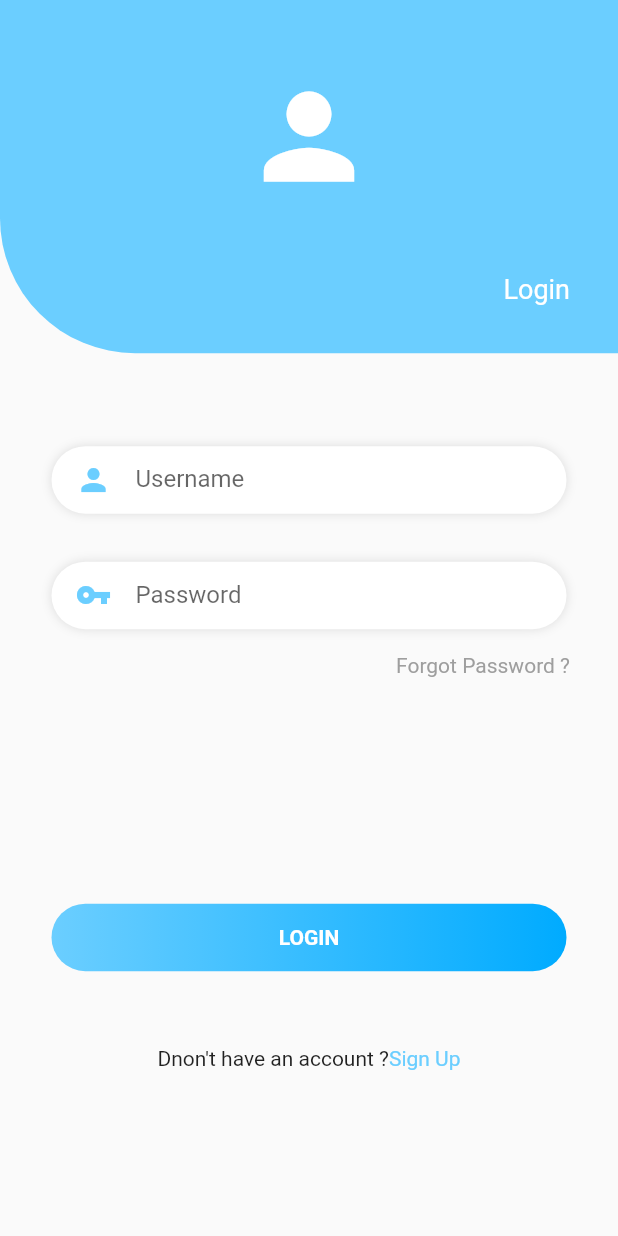
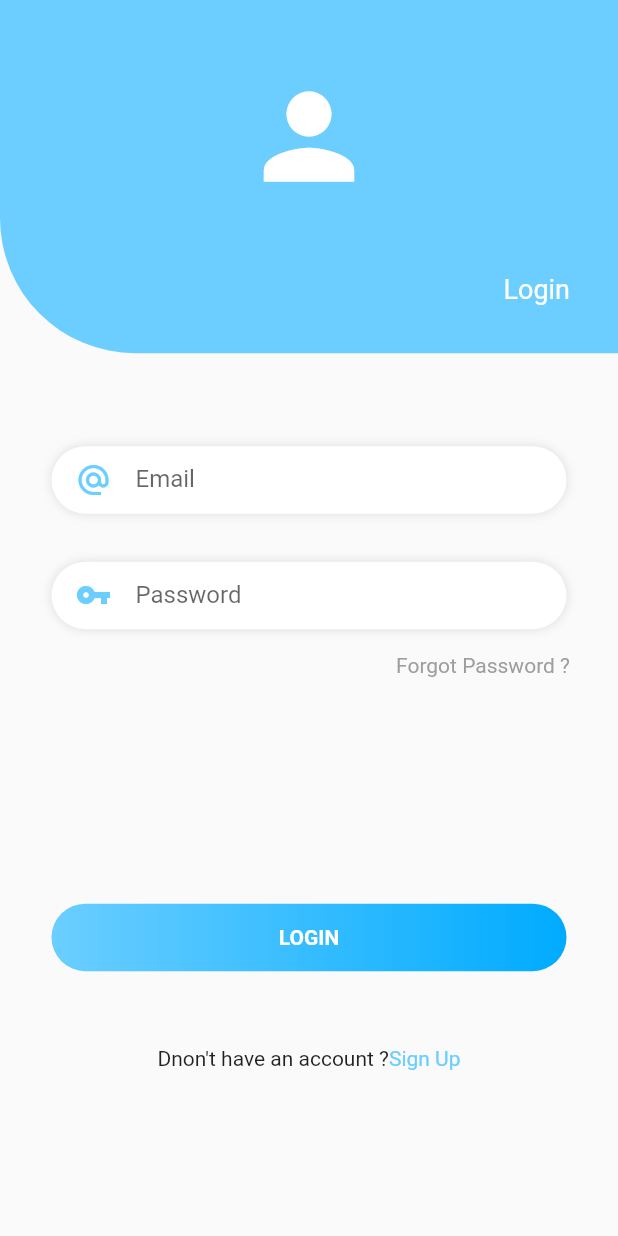
Before and after one commit to shereen96/Recipe-app, a Flutter app: the screen it shows after launch, on a phone screen of 412 x 824 dp. Run offline on Flutter 3.47's test engine with Material 2 defaults, Android fonts, the phone set to English and light mode, and no system bars; our stand-ins replace cached_network_image, cloud_firestore, curved_navigation_bar, firebase_storage, image_picker, shared_preferences; missing offline and left inert: expandable_bottom_bar; accounts and stored records are empty.

Commit message:
Update login.dart

```diff
--- a/lib/features/auth/ui/screens/login.dart
+++ b/lib/features/auth/ui/screens/login.dart
@@ -1,7 +1,10 @@
 import 'package:flutter/material.dart';
 import 'package:flutter/services.dart';
+import 'package:food_app/features/auth/auth.dart';
+import 'package:food_app/features/auth/ui/screens/first.dart';
 import 'package:food_app/features/auth/ui/screens/home.dart';
 import 'package:food_app/features/auth/ui/screens/singup.dart';
+import 'package:shared_preferences/shared_preferences.dart';
 
 class LoginPage extends StatefulWidget {
   @override
@@ -11,6 +14,11 @@ class LoginPage extends StatefulWidget {
 }
 
 class _LoginPageState extends State<LoginPage> {
+  String email, password;
+  final _formKey = new GlobalKey<FormState>();
+  TextEditingController email_control = TextEditingController();
+  TextEditingController password_control = TextEditingController();
+  SharedPreferences prefs;
   @override
   void initState() {
     SystemChrome.setEnabledSystemUIOverlays([]);
@@ -20,7 +28,8 @@ class _LoginPageState extends State<LoginPage> {
   @override
   Widget build(BuildContext context) {
     return Scaffold(
-      body: Container(
+      key: _formKey,
+      body: Form(
         child: ListView(
           children: <Widget>[
             Container(
@@ -77,14 +86,21 @@ class _LoginPageState extends State<LoginPage> {
                         boxShadow: [
                           BoxShadow(color: Colors.black12, blurRadius: 5)
                         ]),
-                    child: TextField(
+                    child: TextFormField(
+                      validator: (String value) {
+                        if (value.isEmpty) {
+                          return 'Please enter a first name';
+                        }
+                        return null;
+                      },
+                      controller: email_control,
                       decoration: InputDecoration(
                         border: InputBorder.none,
                         icon: Icon(
-                          Icons.person,
+                          Icons.alternate_email,
                           color: Color(0xff6bceff),
                         ),
-                        hintText: 'Username',
+                        hintText: 'Email',
                       ),
                     ),
                   ),
@@ -100,7 +116,14 @@ class _LoginPageState extends State<LoginPage> {
                         boxShadow: [
                           BoxShadow(color: Colors.black12, blurRadius: 5)
                         ]),
-                    child: TextField(
+                    child: TextFormField(
+                      validator: (String value) {
+                        if (value.isEmpty) {
+                          return 'Please enter a first name';
+                        }
+                        return null;
+                      },
+                      controller: password_control,
                       obscureText: true,
                       decoration: InputDecoration(
                         border: InputBorder.none,
@@ -125,12 +148,13 @@ class _LoginPageState extends State<LoginPage> {
                   Spacer(),
                   InkWell(
                     onTap: () {
+                       // validateAndSubmit(context);
                       Navigator.of(context).push(
                         MaterialPageRoute(builder: (context) {
                           return Homepage();
                         }),
                       );
-                      // Navigator.pushNamed(context, '/');
+
                     },
                     child: Container(
                       height: 45,
@@ -182,66 +206,32 @@ class _LoginPageState extends State<LoginPage> {
       ),
     );
   }
+
+  void validateAndSubmit(BuildContext context) async {
+    prefs = await Auth.auth.instializeSp();
+
+    if (_formKey.currentState.validate()) {
+      _formKey.currentState.save();
+
+      String user_id = await Auth.auth
+          .singIn(email_control.text, password_control.text) as String;
+      if (user_id != null) {
+        prefs.setString(spUserEmail, email_control.text);
+        prefs.setString(userId, user_id);
+        prefs.setBool(isLogged, true);
+        prefs.setString(spUserPassword, password_control.text);
+        Navigator.of(context).pushAndRemoveUntil(
+            MaterialPageRoute(builder: (context) => Homepage()),
+            (Route<dynamic> route) => false);
+      }
+    }
+  }
 }
 
-// import 'package:flutter/material.dart';
-// //import 'login_screen.dart';
-// //import 'package:flutter_login/theme.dart';
-// //import 'dashboard_screen.dart';
-// import 'package:flutter_login/flutter_login.dart';
-// import 'package:food_app/homepage.dart';
-
-// // void main() => runApp(MyApp());
-
-// class MyAppp extends StatelessWidget {
-//   @override
-//   Widget build(BuildContext context) {
-//     return MaterialApp(
-//       title: 'Login Demo',
-//       theme: ThemeData(
-//         primarySwatch: Colors.blue,
-//         accentColor: Colors.orange,
-//         cursorColor: Colors.orange,
-//         textTheme: TextTheme(
-//           display2: TextStyle(
-//             fontFamily: 'OpenSans',
-//             fontSize: 45.0,
-//             color: Colors.orange,
-//           ),
-//           button: TextStyle(
-//             fontFamily: 'OpenSans',
-//           ),
-//           subhead: TextStyle(fontFamily: 'NotoSans'),
-//           body1: TextStyle(fontFamily: 'NotoSans'),
-//         ),
-//       ),
-//       home: LoginScreen(),
-//     );
-//   }
-// }
-
-// // login_screen.dart
-// // import 'package:flutter/material.dart';
-// // import 'package:flutter_login/flutter_login.dart';
-// // import 'dashboard_screen.dart';
-
-// class LoginScreen extends StatelessWidget {
-//   @override
-//   Widget build(BuildContext context) {
-//     return FlutterLogin(
-//       title: 'Recipe',
-//       logo: 'assets/images/main.jpg',
-//       onLogin: (_) => Future(null),
-//           //   Navigator.of(context).push(MaterialPageRoute(builder: (context){
-//       //   return
-//       // }))),
-//       onSignup: (_) => Future(null),
-//       onSubmitAnimationCompleted: () {
-//         // Navigator.of(context).pushReplacement(MaterialPageRoute(
-//         //   builder: (context) => DashboardScreen(),
-//         // ));
-//       },
-//       onRecoverPassword: (_) => Future(null),
-//     );
-//   }
-// }
+final String spUserEmail = 'userName';
+final String spUserName = 'userEmail';
+final String spUserPhone = 'userPhone';
+final String spUserAddress = 'userAddress';
+final String spUserPassword = 'userPassword';
+final String userId = 'userId';
+final String isLogged = 'isLogged';
```
